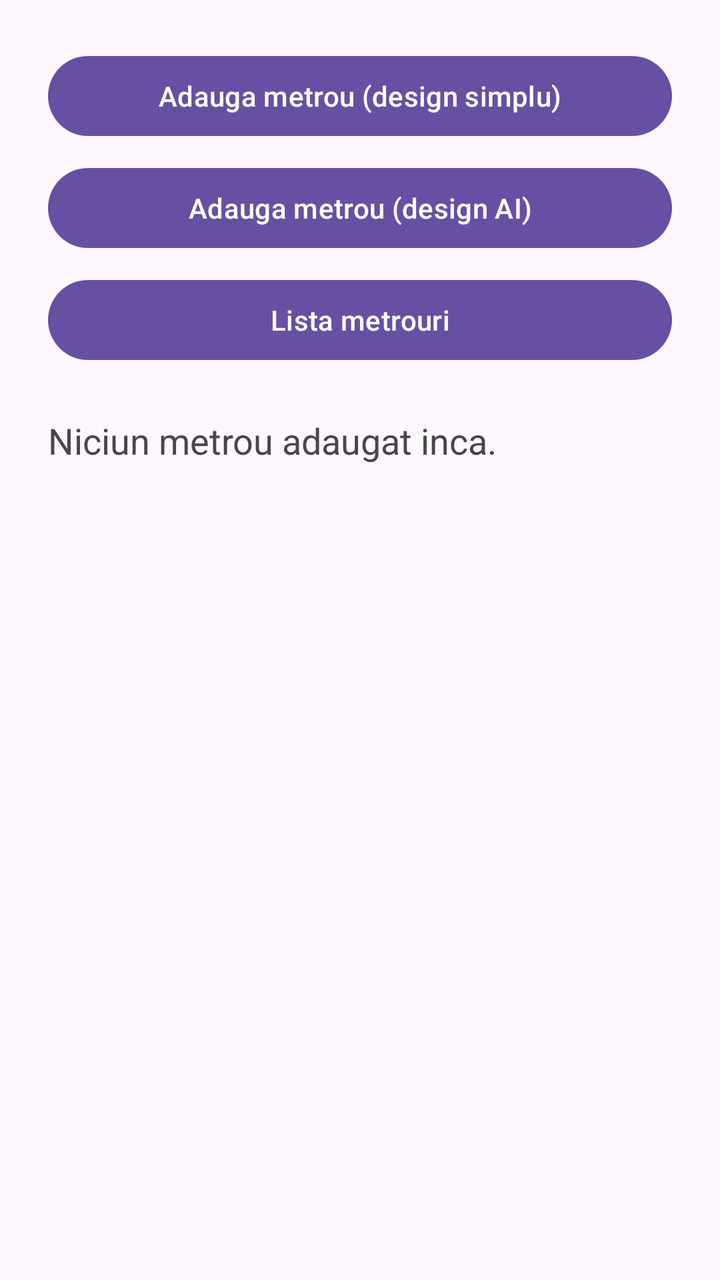
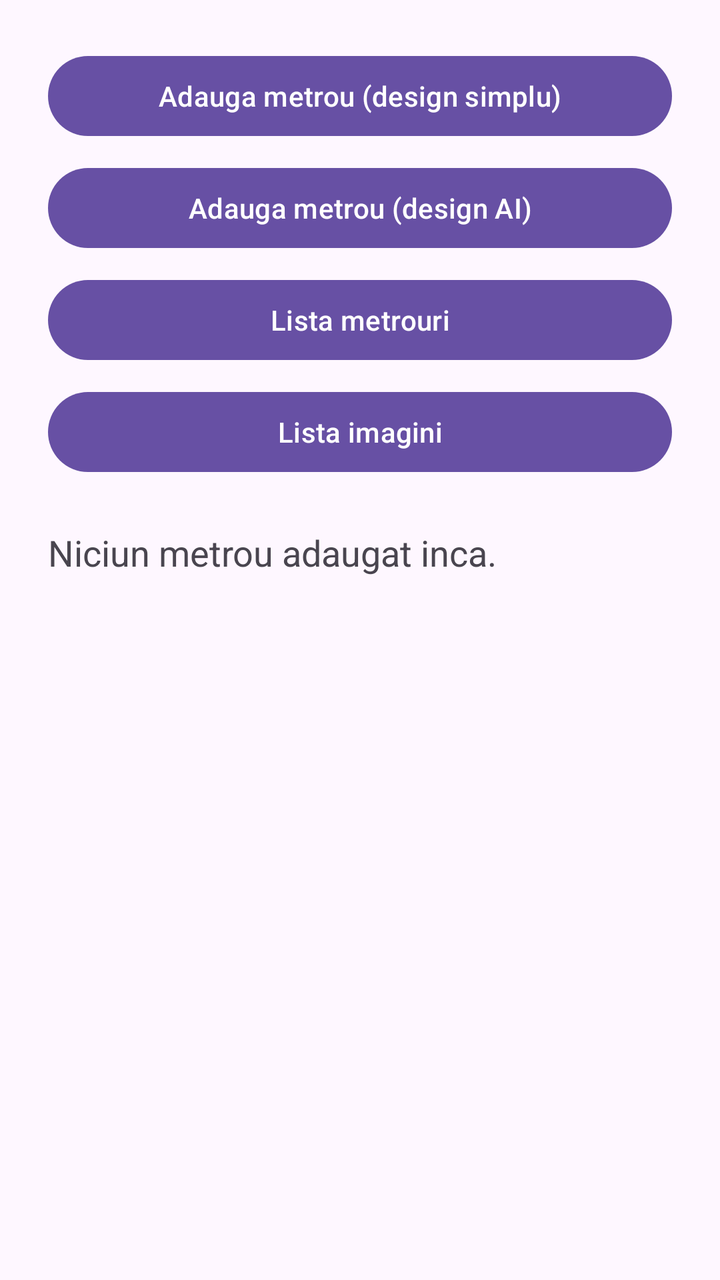

An Android layout rendered at two revisions. The XML below is the earlier revision; the diff shows what the commit changed to produce the second picture.
<!-- AndroidManifest.xml: application theme Theme.Mitroi_OanaTea_ActivitateDAM2026 -->
<!-- res/layout/activity_main.xml -->
<?xml version="1.0" encoding="utf-8"?>
<LinearLayout xmlns:android="http://schemas.android.com/apk/res/android"
    android:layout_width="match_parent"
    android:layout_height="match_parent"
    android:orientation="vertical"
    android:padding="24dp">

    <Button
        android:id="@+id/adauga_BTN"
        android:layout_width="match_parent"
        android:layout_height="wrap_content"
        android:text="@string/adauga_metrou_design_simplu" />

    <Button
        android:id="@+id/adaugaAi_BTN"
        android:layout_width="match_parent"
        android:layout_height="wrap_content"
        android:layout_marginTop="8dp"
        android:text="@string/adauga_metrou_design_ai" />

    <Button
        android:id="@+id/lista_BTN"
        android:layout_width="match_parent"
        android:layout_height="wrap_content"
        android:layout_marginTop="8dp"
        android:text="@string/lista_metrouri" />

    <TextView
        android:id="@+id/rezultat_TV"
        android:layout_width="match_parent"
        android:layout_height="wrap_content"
        android:layout_marginTop="24dp"
        android:textSize="18sp"
        android:text="@string/niciun_metrou_adaugat_inca" />
</LinearLayout>
<!-- resources referenced by this layout -->
<resources>
  <string name="adauga_metrou_design_ai">Adauga metrou (design AI)</string>
  <string name="adauga_metrou_design_simplu">Adauga metrou (design simplu)</string>
  <string name="lista_metrouri">Lista metrouri</string>
  <string name="niciun_metrou_adaugat_inca">Niciun metrou adaugat inca.</string>
  <style name="Theme.Mitroi_OanaTea_ActivitateDAM2026" parent="Base.Theme.Mitroi_OanaTea_ActivitateDAM2026" />
  <style name="Base.Theme.Mitroi_OanaTea_ActivitateDAM2026" parent="Theme.Material3.DayNight.NoActionBar">
          
          
      </style>
</resources>

<!-- the commit's change to res/layout/activity_main.xml (unified diff, before → after) -->
@@ -25,6 +25,13 @@
         android:layout_marginTop="8dp"
         android:text="@string/lista_metrouri" />
 
+    <Button
+        android:id="@+id/listaImagini_BTN"
+        android:layout_width="match_parent"
+        android:layout_height="wrap_content"
+        android:layout_marginTop="8dp"
+        android:text="@string/lista_imagini" />
+
     <TextView
         android:id="@+id/rezultat_TV"
         android:layout_width="match_parent"
<!-- resource entries referenced after the edit -->
@@ -2,6 +2,7 @@
 <resources>
   <string name="adauga_metrou_design_ai">Adauga metrou (design AI)</string>
   <string name="adauga_metrou_design_simplu">Adauga metrou (design simplu)</string>
+  <string name="lista_imagini">Lista imagini</string>
   <string name="lista_metrouri">Lista metrouri</string>
   <string name="niciun_metrou_adaugat_inca">Niciun metrou adaugat inca.</string>
   <style name="Theme.Mitroi_OanaTea_ActivitateDAM2026" parent="Base.Theme.Mitroi_OanaTea_ActivitateDAM2026" />
